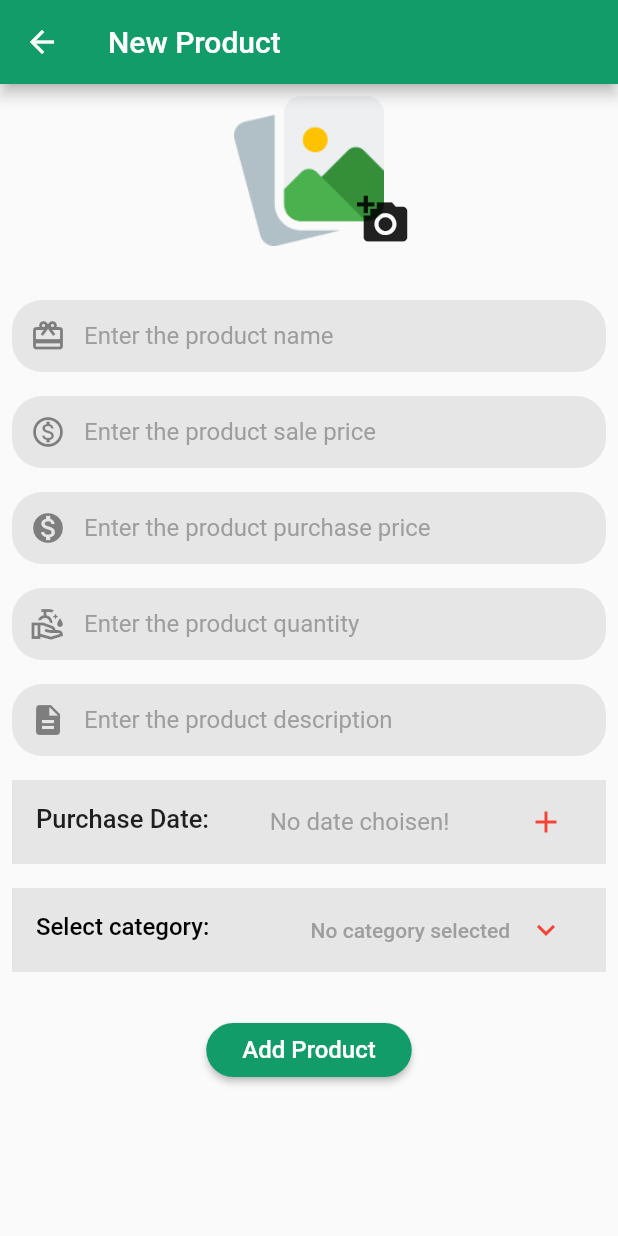
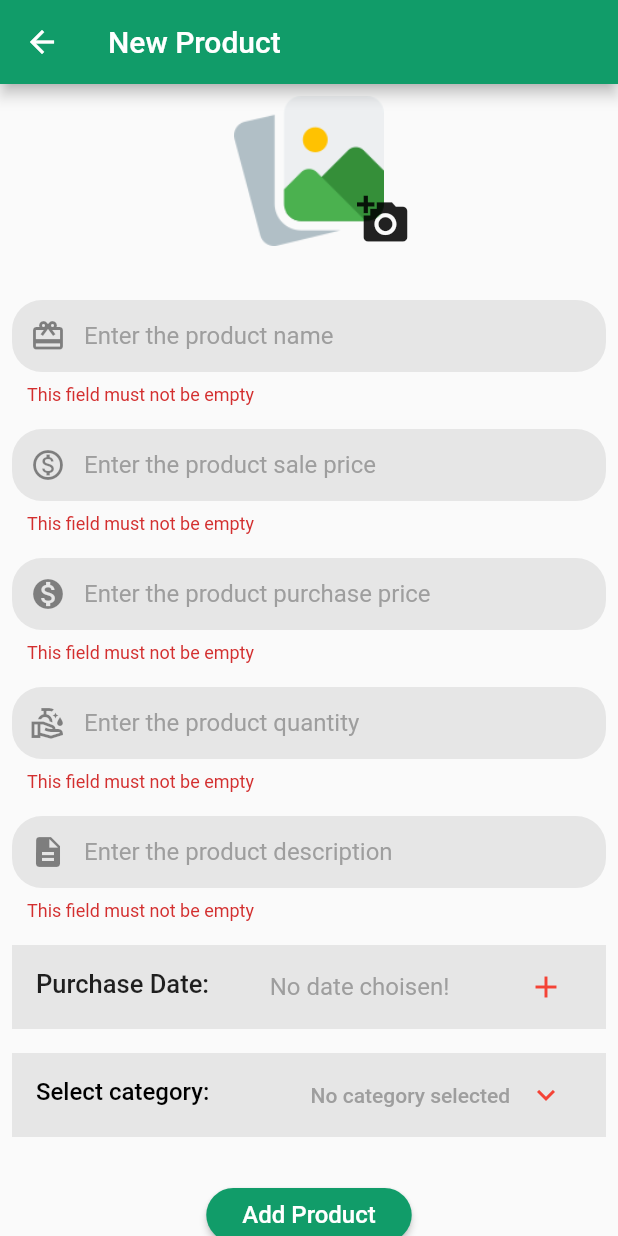
Before and after one commit to devfoyzur17/e_commerce_admin_app, a Flutter app: the NewProductPage screen opened by its route, after a tap on "Add Product", on a phone screen of 412 x 824 dp. Run offline on Flutter 3.47's test engine with Material 2 defaults, Android fonts, the phone set to English and light mode, and no system bars; our stand-ins replace cloud_firestore, firebase_auth, firebase_core, firebase_storage, image_picker; accounts and stored records are empty.

Commit message:
add product

```diff
--- /dev/null
+++ b/lib/models/date_model.dart
@@ -0,0 +1,33 @@
+
+import 'package:cloud_firestore/cloud_firestore.dart';
+
+class DateModel {
+  Timestamp timestamp;
+  int day;
+  int month;
+  int year;
+
+  DateModel({
+   required this.timestamp,
+   required this.day,
+   required this.month,
+   required this.year,
+  });
+
+  Map<String, dynamic> toMap() {
+    return <String, dynamic>{
+      "timestamp": timestamp,
+      "day": day,
+      "month" : month,
+      "year" : year,
+    };
+  }
+
+  factory DateModel.fromMap(Map<String, dynamic> map) => DateModel(
+      timestamp: map["timestamp"],
+      day: map["day"],
+      month : map["month"],
+      year : map["year"],
+
+  );
+}
--- a/lib/models/purchase_model.dart
+++ b/lib/models/purchase_model.dart
@@ -1,20 +1,22 @@
+import 'package:e_commerce_admin_app/models/date_model.dart';
+
 const String purchaseId = "id";
 const String purchaseProductId = "productId";
-const String purchaseDate = "date";
+const String purchaseDateModel = "date_model";
 const String purchasePrice = "price";
 const String purchaseQuantity = "quantity";
 
 class PurchaseModel {
   String? id;
   String? productID;
-  String? purchasedate;
+  DateModel dateModel;
   num purchaseprice;
   num quantity;
 
   PurchaseModel({
     this.id,
     this.productID,
-    this.purchasedate,
+    required this.dateModel,
     required this.purchaseprice,
     required this.quantity,
   });
@@ -26,7 +28,7 @@ class PurchaseModel {
     return <String, dynamic>{
       purchaseId: id,
       purchaseProductId: productID,
-      purchaseDate : purchasedate,
+      purchaseDateModel : dateModel.toMap(),
       purchasePrice : purchaseprice,
       purchaseQuantity: quantity,
     };
@@ -35,7 +37,7 @@ class PurchaseModel {
   factory PurchaseModel.fromMap(Map<String, dynamic> map) => PurchaseModel(
     id: map[purchaseId],
     productID: map[purchaseProductId],
-    purchasedate : map[purchaseDate],
+    dateModel : DateModel.fromMap(map[purchaseDateModel]),
     purchaseprice : map[purchasePrice],
     quantity : map[purchaseQuantity]
 
--- a/lib/pages/new_product_page.dart
+++ b/lib/pages/new_product_page.dart
@@ -2,6 +2,10 @@
 
 import 'dart:io';
 
+import 'package:cloud_firestore/cloud_firestore.dart';
+import 'package:e_commerce_admin_app/models/date_model.dart';
+import 'package:e_commerce_admin_app/models/product_model.dart';
+import 'package:e_commerce_admin_app/models/purchase_model.dart';
 import 'package:e_commerce_admin_app/providers/product_provider.dart';
 import 'package:flutter/material.dart';
 import 'package:image_picker/image_picker.dart';
@@ -37,8 +41,8 @@ class _NewProductPageState extends State<NewProductPage> {
 
   String? _purchaseDate;
 
-  String? bookCategory;
-  String? imagePatch;
+  String? _productCategory;
+  String? _imageUrl;
 
   ImageSource source = ImageSource.camera;
 
@@ -49,6 +53,8 @@ class _NewProductPageState extends State<NewProductPage> {
         title: const Text("New Product"),
       ),
       body: SingleChildScrollView(
+        child: Form(
+          key: formKey,
           child: Column(
             children: [
               Padding(
@@ -57,7 +63,7 @@ class _NewProductPageState extends State<NewProductPage> {
                   // alignment: Alignment.bottomRight,
                   children: [
                     Center(
-                    child: imagePatch == null
+                      child: _imageUrl == null
                           ? Image.asset(
                               "assets/images/photos.png",
                               height: 100,
@@ -65,10 +71,8 @@ class _NewProductPageState extends State<NewProductPage> {
                               alignment: Alignment.center,
                               fit: BoxFit.cover,
                             )
-                        : Image.file(
-                            File(
-                              imagePatch!,
-                            ),
+                          : Image.network(
+                              _imageUrl!,
                               height: 100,
                               width: 100,
                               alignment: Alignment.center,
@@ -82,7 +86,8 @@ class _NewProductPageState extends State<NewProductPage> {
                             onPressed: () {
                               showDialog(
                                   context: context,
-                                builder: (BuildContext context) => AlertDialog(
+                                  builder: (BuildContext context) =>
+                                      AlertDialog(
                                         elevation: 10,
                                         actions: [
                                           ListTile(
@@ -339,12 +344,20 @@ class _NewProductPageState extends State<NewProductPage> {
                           fontSize: 16),
                     ),
                     trailing: DropdownButton(
-                    hint: Text("No category selected",style: TextStyle(color: Colors.grey),),
-
+                      hint: Text(
+                        "No category selected",
+                        style: TextStyle(color: Colors.grey),
+                      ),
+                      underline: Container(),
                       borderRadius: BorderRadius.circular(20),
-                    underline: Text(""),
+                      // validator: (value){
+                      //     if(value == null || value.toString().isEmpty){
+                      //       return "Please select a category!";
+                      //     }
+                      //     return null;
+                      // },
                       dropdownColor: Colors.white,
-                    value: bookCategory,
+                      value: _productCategory,
                       icon: Padding(
                         padding: const EdgeInsets.all(12),
                         child: const Icon(
@@ -363,7 +376,7 @@ class _NewProductPageState extends State<NewProductPage> {
                       }).toList(),
                       onChanged: (newValue) {
                         setState(() {
-                        bookCategory = newValue.toString();
+                          _productCategory = newValue.toString();
                         });
                       },
                     ),
@@ -389,15 +402,20 @@ class _NewProductPageState extends State<NewProductPage> {
             ],
           ),
         ),
+      ),
     );
   }
 
   void _getImage() async {
     final pickedImage = await ImagePicker().pickImage(source: source);
     if (pickedImage != null) {
+      try {
+        final url =
+            await context.read<ProductProvider>().updateImage(pickedImage);
         setState(() {
-        imagePatch = pickedImage.path;
+          _imageUrl = url;
         });
+      } catch (e) {}
     }
   }
 
@@ -415,5 +433,26 @@ class _NewProductPageState extends State<NewProductPage> {
     }
   }
 
-  void _addProduct() {}
+  void _addProduct() {
+    if (formKey.currentState!.validate()) {
+      final productModel = ProductModel(
+        name: productNameController.text,
+        category: _productCategory,
+        description: productDescriptionController.text,
+         imageUrl: _imageUrl,
+        salePrice: num.parse(productSalePriceController.text),
+      );
+
+      final purchaseModel = PurchaseModel(
+        dateModel: DateModel(
+          timestamp: Timestamp.now(),
+          day: DateTime.now().day,
+          month: DateTime.now().month,
+          year: DateTime.now().year,
+        ),
+        purchaseprice: num.parse(productPurchasePriceController.text),
+        quantity: num.parse(productQuantityController.text),
+      );
     }
+  }
+}
```
Also changed, not shown: lib/providers/product_provider.dart (+13 -0 lines). Lines whose indentation alone changed are shown as unchanged.
